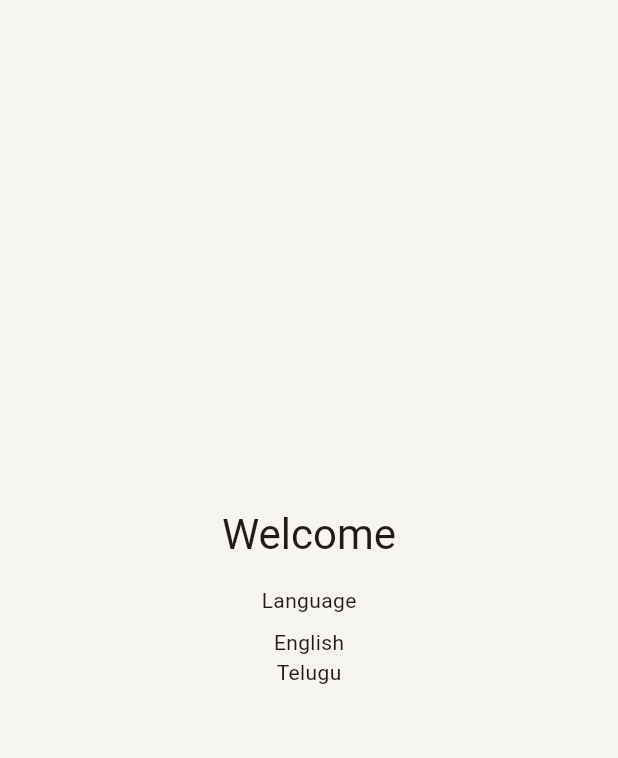
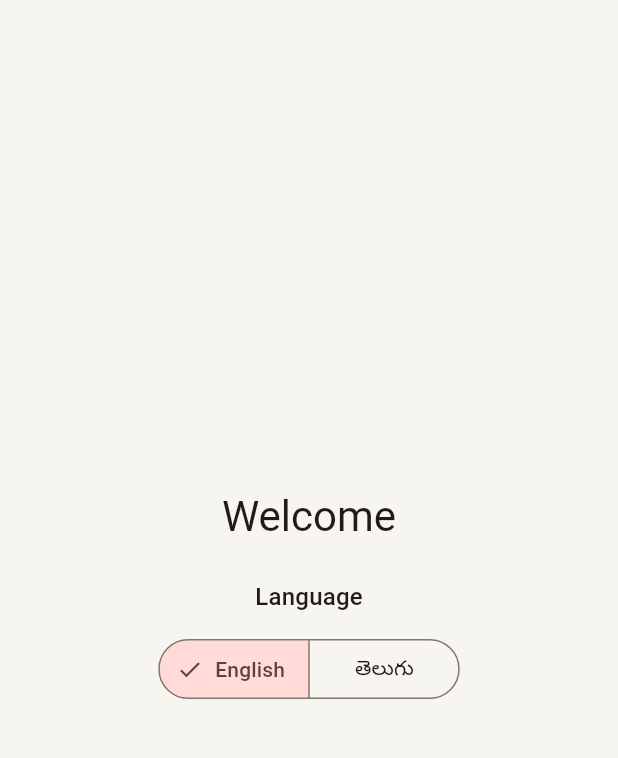
Before and after one commit to vamshi1188/Sadgurucatering_os, a Flutter app: the screen it shows after launch, on a phone screen of 412 x 824 dp, the part 63-821 px from its top. Run offline on Flutter 3.47's test engine with Material 3 defaults, Android fonts, the phone set to English and light mode, and no system bars; our stand-ins replace cookie_jar, dio, dio_cookie_manager.

Commit message:
fix(mobile): complete bilingual application shell

```diff
--- a/mobile/lib/app/app_routes.dart
+++ b/mobile/lib/app/app_routes.dart
@@ -1,42 +1,19 @@
 import 'package:flutter/material.dart';
 
-import '../localization/app_localizations.dart';
+import 'bootstrap_screen.dart';
 
 class SadguruRoutes {
   SadguruRoutes._();
 
   static const String home = '/';
 
-  static final Map<String, WidgetBuilder> routes = {
-    home: (context) => const _BootstrapHomeScreen(),
-  };
-}
-
-class _BootstrapHomeScreen extends StatelessWidget {
-  const _BootstrapHomeScreen();
-
-  @override
-  Widget build(BuildContext context) {
-    final localization = AppLocalizations.of(context)!;
-
-    return Scaffold(
-      appBar: AppBar(title: Text(localization.appName)),
-      body: Center(
-        child: Column(
-          mainAxisSize: MainAxisSize.min,
-          children: [
-            Text(
-              localization.welcome,
-              style: Theme.of(context).textTheme.headlineMedium,
-            ),
-            const SizedBox(height: 16),
-            Text(localization.language),
-            const SizedBox(height: 8),
-            Text(localization.english),
-            Text(localization.telugu),
-          ],
-        ),
+  static Map<String, WidgetBuilder> routes({
+    required ValueChanged<Locale> onLocaleChanged,
+  }) {
+    return {
+      home: (context) => BootstrapScreen(
+        onLocaleChanged: onLocaleChanged,
       ),
-    );
+    };
   }
 }
--- /dev/null
+++ b/mobile/lib/app/bootstrap_screen.dart
@@ -0,0 +1,60 @@
+import 'package:flutter/material.dart';
+
+import '../localization/app_localizations.dart';
+
+class BootstrapScreen extends StatelessWidget {
+  const BootstrapScreen({super.key, required this.onLocaleChanged});
+
+  final ValueChanged<Locale> onLocaleChanged;
+
+  @override
+  Widget build(BuildContext context) {
+    final localization = AppLocalizations.of(context)!;
+
+    return Scaffold(
+      appBar: AppBar(
+        title: Text(localization.appName),
+      ),
+      body: Center(
+        child: Padding(
+          padding: const EdgeInsets.all(24),
+          child: Column(
+            mainAxisSize: MainAxisSize.min,
+            children: [
+              Text(
+                localization.welcome,
+                style: Theme.of(context).textTheme.headlineMedium,
+              ),
+              const SizedBox(height: 24),
+              Text(
+                localization.language,
+                style: Theme.of(context).textTheme.titleMedium,
+              ),
+              const SizedBox(height: 12),
+              SegmentedButton<String>(
+                segments: const [
+                  ButtonSegment<String>(
+                    value: 'en',
+                    label: Text('English'),
+                  ),
+                  ButtonSegment<String>(
+                    value: 'te',
+                    label: Text('తెలుగు'),
+                  ),
+                ],
+                selected: {
+                  Localizations.localeOf(context).languageCode,
+                },
+                onSelectionChanged: (selection) {
+                  onLocaleChanged(
+                    Locale(selection.first),
+                  );
+                },
+              ),
+            ],
+          ),
+        ),
+      ),
+    );
+  }
+}
--- a/mobile/lib/app/sadguru_app.dart
+++ b/mobile/lib/app/sadguru_app.dart
@@ -5,10 +5,27 @@ import '../localization/app_localizations.dart';
 import 'app_routes.dart';
 import 'app_theme.dart';
 
-class SadguruApp extends StatelessWidget {
+class SadguruApp extends StatefulWidget {
   const SadguruApp({super.key, required this.config});
 
   final AppConfig config;
+
+  @override
+  State<SadguruApp> createState() => _SadguruAppState();
+}
+
+class _SadguruAppState extends State<SadguruApp> {
+  Locale _locale = const Locale('en');
+
+  void _changeLocale(Locale locale) {
+    if (_locale == locale) {
+      return;
+    }
+
+    setState(() {
+      _locale = locale;
+    });
+  }
 
   @override
   Widget build(BuildContext context) {
@@ -16,10 +33,13 @@ class SadguruApp extends StatelessWidget {
       title: 'Sadguru Catering OS',
       debugShowCheckedModeBanner: false,
       theme: SadguruAppTheme.light(),
+      locale: _locale,
       localizationsDelegates: AppLocalizations.localizationsDelegates,
       supportedLocales: AppLocalizations.supportedLocales,
       initialRoute: SadguruRoutes.home,
-      routes: SadguruRoutes.routes,
+      routes: SadguruRoutes.routes(
+        onLocaleChanged: _changeLocale,
+      ),
     );
   }
 }
```
Also changed, not shown: 1 other file.
